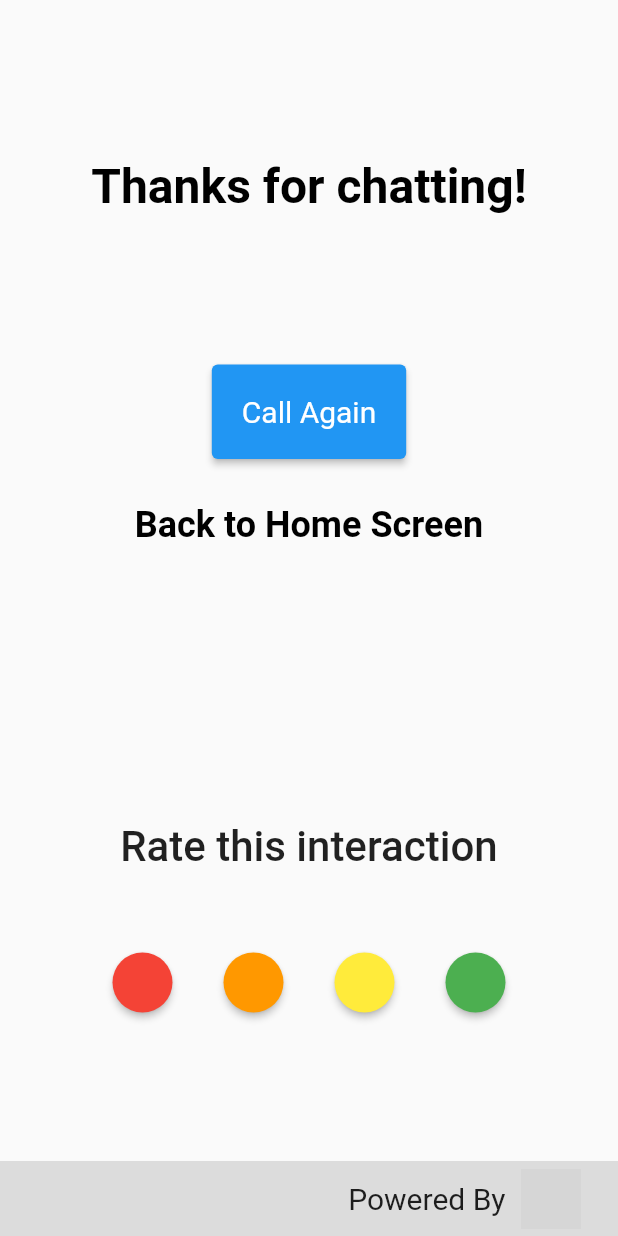
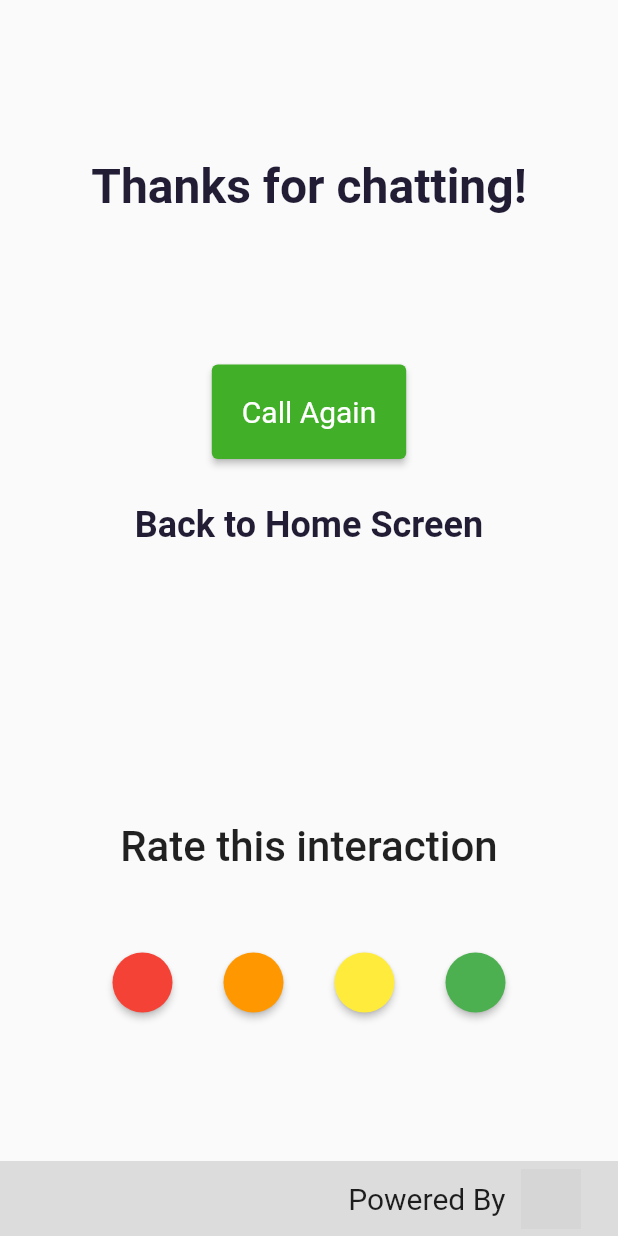
Before and after one commit to duduyiq2001/centero, a Flutter app: the Page3 screen opened directly, on a phone screen of 412 x 824 dp. Run offline on Flutter 3.47's test engine with Material 2 defaults, Android fonts, the phone set to English and light mode, and no system bars; our stand-ins replace flutter_hooks; grey boxes are pictures that could not be loaded.

Commit message:
Change theming to Centero's colors

```diff
--- a/lib/themes.dart
+++ b/lib/themes.dart
@@ -11,6 +11,9 @@ class Values {
       this.footerSize);
 }
 
+const green = Color(0xFF41AF28);
+const black = Color(0xFF221D34);
+
 class CenteroTheme {
   static Values mediumValues = Values(100, 1, 25, 20, 50);
   static Values protoValues = Values(400, 3, 80, 150, 150);
@@ -23,23 +26,23 @@ class CenteroTheme {
       headlineLarge: TextStyle(
         fontSize: 32,
         fontWeight: FontWeight.bold,
-        color: Colors.black,
+        color: black,
       ),
       headlineMedium: TextStyle(
         fontSize: 24,
         fontWeight: FontWeight.bold,
-        color: Colors.black,
+        color: black,
       ),
       headlineSmall: TextStyle(
         fontSize: 20,
         fontWeight: FontWeight.bold,
         decoration: TextDecoration.underline,
-        color: Colors.black,
+        color: black,
       ),
     ),
     elevatedButtonTheme: const ElevatedButtonThemeData(
       style: ButtonStyle(
-        backgroundColor: MaterialStatePropertyAll(Colors.blue),
+        backgroundColor: MaterialStatePropertyAll(green),
         padding: MaterialStatePropertyAll(EdgeInsets.all(20.0)),
         textStyle: MaterialStatePropertyAll(
           TextStyle(
@@ -50,7 +53,7 @@ class CenteroTheme {
     ),
     textButtonTheme: const TextButtonThemeData(
       style: ButtonStyle(
-        foregroundColor: MaterialStatePropertyAll(Colors.black),
+        foregroundColor: MaterialStatePropertyAll(black),
       ),
     ),
   );
@@ -63,23 +66,23 @@ class CenteroTheme {
       headlineLarge: TextStyle(
         fontSize: 84,
         fontWeight: FontWeight.bold,
-        color: Colors.black,
+        color: black,
       ),
       headlineMedium: TextStyle(
         fontSize: 64,
         fontWeight: FontWeight.bold,
-        color: Colors.black,
+        color: black,
       ),
       headlineSmall: TextStyle(
         fontSize: 56,
         fontWeight: FontWeight.bold,
         decoration: TextDecoration.underline,
-        color: Colors.black,
+        color: black,
       ),
     ),
     elevatedButtonTheme: ElevatedButtonThemeData(
       style: ButtonStyle(
-        backgroundColor: const MaterialStatePropertyAll(Colors.blue),
+        backgroundColor: const MaterialStatePropertyAll(green),
         padding: const MaterialStatePropertyAll(EdgeInsets.all(40)),
         textStyle: const MaterialStatePropertyAll(
           TextStyle(
@@ -93,7 +96,7 @@ class CenteroTheme {
     ),
     textButtonTheme: const TextButtonThemeData(
       style: ButtonStyle(
-        foregroundColor: MaterialStatePropertyAll(Colors.black),
+        foregroundColor: MaterialStatePropertyAll(black),
         padding: MaterialStatePropertyAll(EdgeInsets.all(20)),
         textStyle: MaterialStatePropertyAll(
           TextStyle(
--- a/lib/views/page3.dart
+++ b/lib/views/page3.dart
@@ -12,6 +12,8 @@ class Page3 extends HookWidget {
 
   @override
   Widget build(BuildContext context) {
+    final rated = useState(false);
+
     return Scaffold(
       bottomSheet: const Footer(),
       body: Container(
@@ -66,71 +68,70 @@ class Page3 extends HookWidget {
                 mainAxisAlignment: MainAxisAlignment.end,
                 children: [
                   Text(
-                    "Rate this interaction",
+                    (!rated.value)
+                        ? "Rate this interaction"
+                        : "Thanks for your feedback!",
                     style: Theme.of(context).textTheme.bodyLarge,
                   ),
                   Padding(
                       padding: EdgeInsets.all(
                           25 * CenteroTheme.getValues(context).scaleFactor)),
+                  if (!rated.value)
                     Row(
                       mainAxisAlignment: MainAxisAlignment.center,
                       children: <Widget>[
                         ElevatedButton(
                           onPressed: () {
-                          // Handle button press
-                          print("Red rating pressed");
+                            rated.value = true;
                           },
                           style: ElevatedButton.styleFrom(
-                          padding: EdgeInsets.all(
-                              20 * CenteroTheme.getValues(context).scaleFactor),
+                            padding: EdgeInsets.all(20 *
+                                CenteroTheme.getValues(context).scaleFactor),
                             shape: const CircleBorder(),
                             backgroundColor: Colors.red,
                           ),
                           child: null,
                         ),
                         Padding(
-                          padding: EdgeInsets.all(
-                              5 * CenteroTheme.getValues(context).scaleFactor)),
+                            padding: EdgeInsets.all(5 *
+                                CenteroTheme.getValues(context).scaleFactor)),
                         ElevatedButton(
                           onPressed: () {
-                          // Handle button press
-                          print("Orange rating pressed");
+                            rated.value = true;
                           },
                           style: ElevatedButton.styleFrom(
-                          padding: EdgeInsets.all(
-                              20 * CenteroTheme.getValues(context).scaleFactor),
+                            padding: EdgeInsets.all(20 *
+                                CenteroTheme.getValues(context).scaleFactor),
                             shape: const CircleBorder(),
                             backgroundColor: Colors.orange,
                           ),
                           child: null,
                         ),
                         Padding(
-                          padding: EdgeInsets.all(
-                              5 * CenteroTheme.getValues(context).scaleFactor)),
+                            padding: EdgeInsets.all(5 *
+                                CenteroTheme.getValues(context).scaleFactor)),
                         ElevatedButton(
                           onPressed: () {
-                          // Handle button press
-                          print("Yellow rating pressed");
+                            rated.value = true;
                           },
                           style: ElevatedButton.styleFrom(
-                          padding: EdgeInsets.all(
-                              20 * CenteroTheme.getValues(context).scaleFactor),
+                            padding: EdgeInsets.all(20 *
+                                CenteroTheme.getValues(context).scaleFactor),
                             shape: const CircleBorder(),
                             backgroundColor: Colors.yellow,
                           ),
                           child: null,
                         ),
                         Padding(
-                          padding: EdgeInsets.all(
-                              5 * CenteroTheme.getValues(context).scaleFactor)),
+                            padding: EdgeInsets.all(5 *
+                                CenteroTheme.getValues(context).scaleFactor)),
                         ElevatedButton(
                           onPressed: () {
-                          // Handle button press
-                          print("Green rating pressed");
+                            rated.value = true;
                           },
                           style: ElevatedButton.styleFrom(
-                          padding: EdgeInsets.all(
-                              20 * CenteroTheme.getValues(context).scaleFactor),
+                            padding: EdgeInsets.all(20 *
+                                CenteroTheme.getValues(context).scaleFactor),
                             shape: const CircleBorder(),
                             backgroundColor: Colors.green,
                           ),
```
Lines whose indentation alone changed are shown as unchanged.
